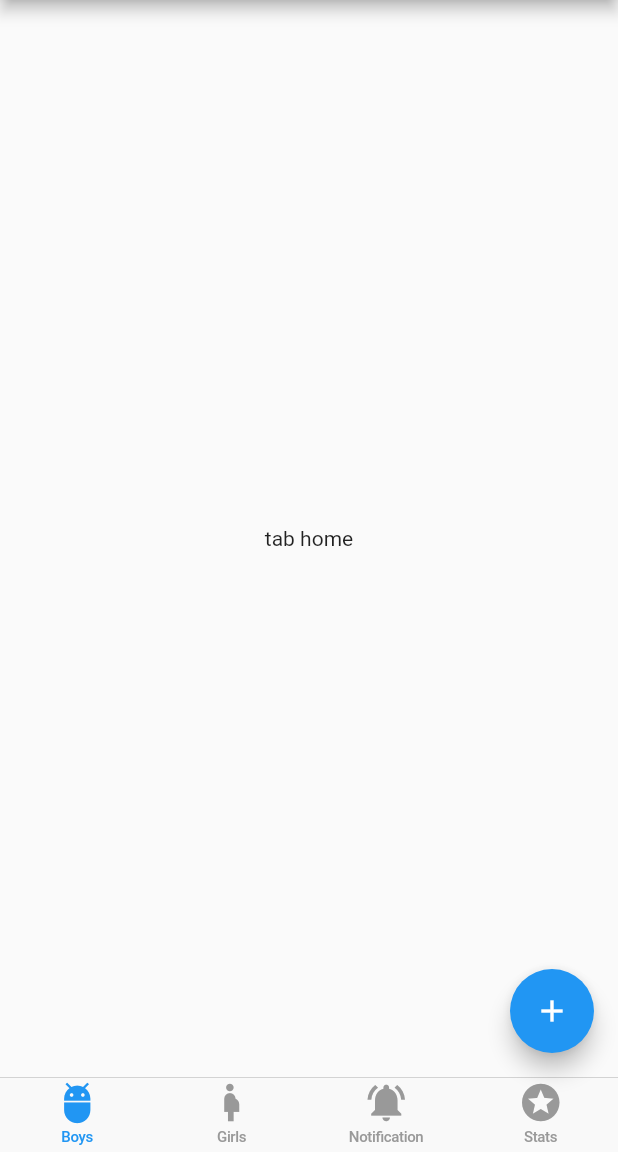
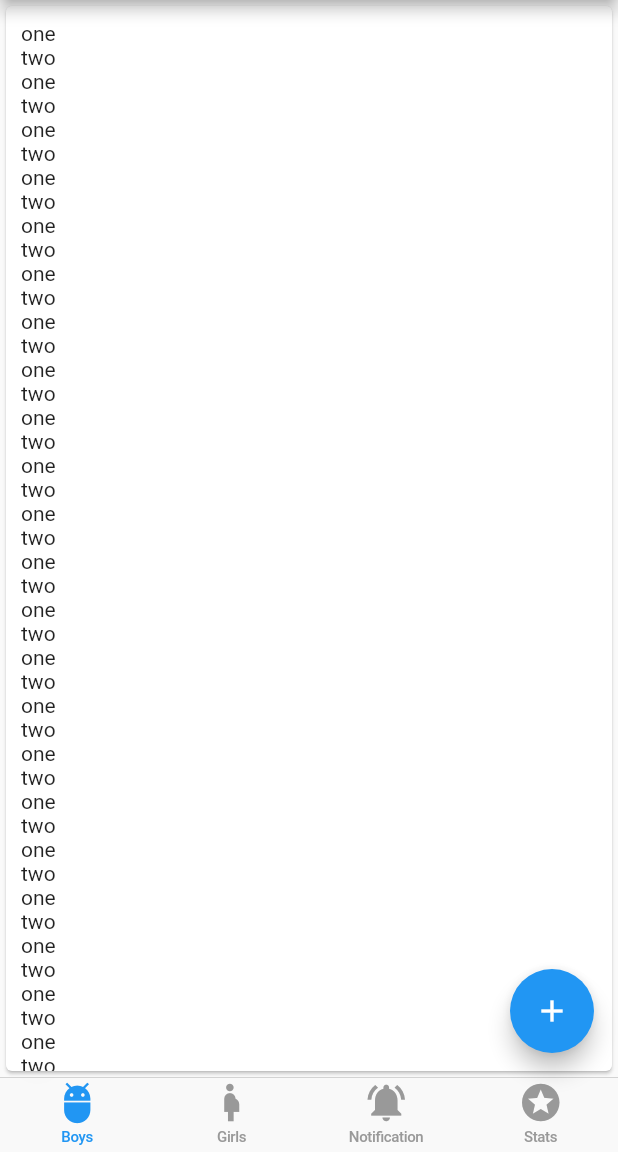
Before and after one commit to Kavindu-Gayantha/Badminton-2020, a Flutter app: the screen it shows after launch, after a tap on "GO to APP", on a phone screen of 412 x 824 dp, the part 84-1236 px from its top. Run offline on Flutter 3.47's test engine with Material 2 defaults, Android fonts, the phone set to English and light mode, and no system bars.

Commit message:
added list in boystab

```diff
--- a/badminton2020/lib/UI/Tabs/TabBoys/tabBoys.dart
+++ b/badminton2020/lib/UI/Tabs/TabBoys/tabBoys.dart
@@ -1,17 +1,73 @@
 import 'package:flutter/cupertino.dart';
+import 'package:flutter/material.dart';
 
 class TabBoys extends StatelessWidget {
   @override
   Widget build(BuildContext context) {
-    return Container(
-      child:Center(
-        child: Center(
-          child: Text('tab home',textDirection: TextDirection.ltr  // bottomNavigationBar: BottomNavigationBar(
 
-        ),
-      )
+        return Card(
 
-    ),
-    );
-  }
-}
+          child: ListView(
+            padding: EdgeInsets.all(10.0),
+          children: <Widget>[
+            Text('one'),
+            Text('two'),
+             Text('one'),
+            Text('two'),
+             Text('one'),
+            Text('two'),
+             Text('one'),
+            Text('two'),
+             Text('one'),
+            Text('two'),
+             Text('one'),
+            Text('two'),
+             Text('one'),
+            Text('two'),
+             Text('one'),
+            Text('two'),
+             Text('one'),
+            Text('two'),
+                 Text('one'),
+            Text('two'),
+             Text('one'),
+            Text('two'),
+             Text('one'),
+            Text('two'),
+             Text('one'),
+            Text('two'),
+             Text('one'),
+            Text('two'),
+             Text('one'),
+            Text('two'),
+             Text('one'),
+            Text('two'),
+             Text('one'),
+            Text('two'),
+             Text('one'),
+            Text('two'),
+                 Text('one'),
+            Text('two'),
+             Text('one'),
+            Text('two'),
+             Text('one'),
+            Text('two'),
+             Text('one'),
+            Text('two'),
+             Text('one'),
+            Text('two'),
+             Text('one'),
+            Text('two'),
+             Text('one'),
+            Text('two'),
+             Text('one'),
+            Text('two'),
+             Text('one'),
+            Text('two'),
+
+
+          ],
+          ),
+        );
+      }
+    }
```
